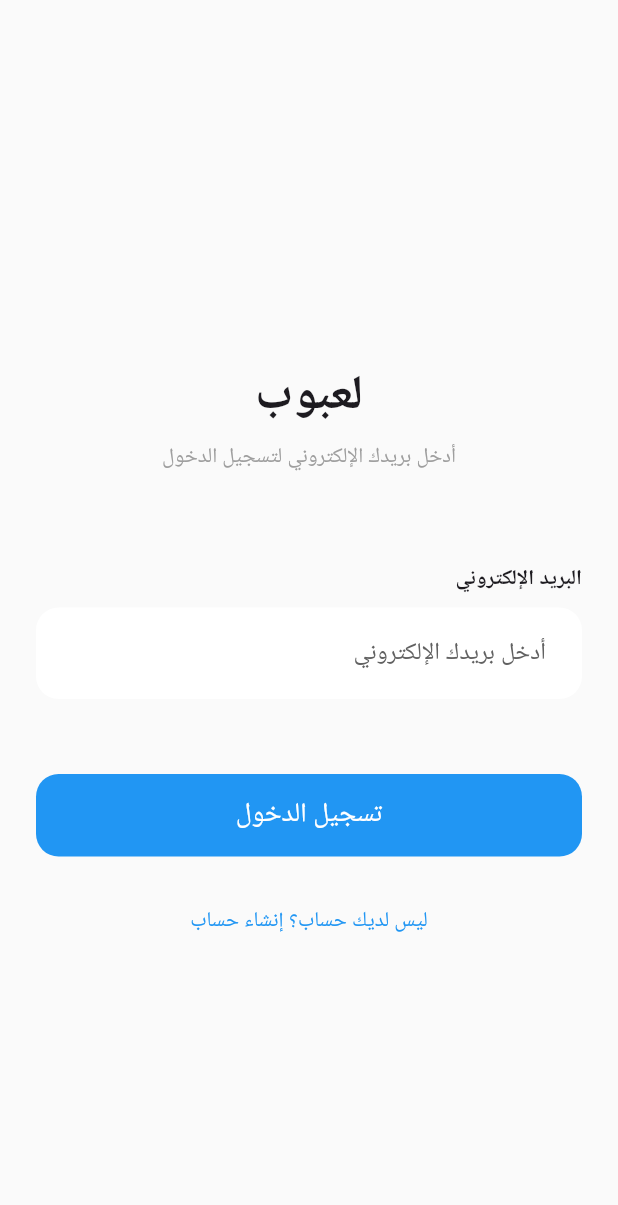
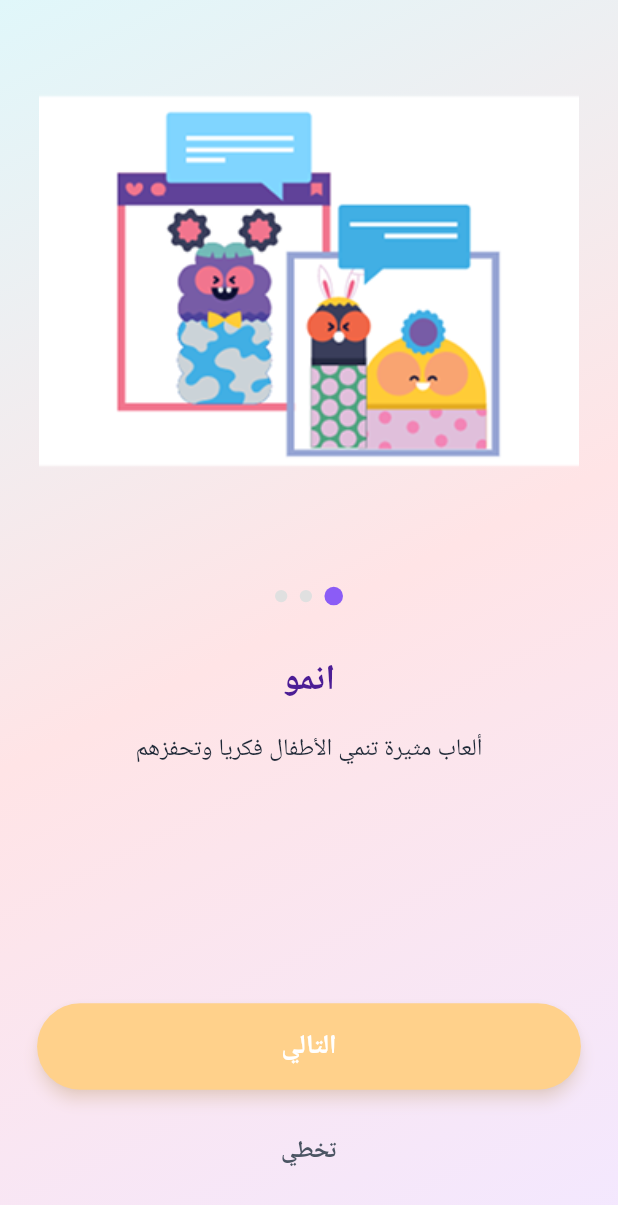
Before and after one commit to Saad0fi/la3bob, a Flutter app: the screen it shows after launch, on a phone screen of 412 x 824 dp. Shown: the top 1205 px of the screen. Run offline on Flutter 3.47's test engine with Material 3 defaults, Android fonts, the phone set to English and light mode, and no system bars; our stand-ins replace audioplayers, camera, dart_mappable, equatable, flutter_bloc, flutter_dotenv and 13 more; missing offline and left inert: babstrap_settings_screen_updated, google_mlkit_pose_detection, kiosk_mode, local_auth_android, pull_down_button; accounts and stored records are empty; generated files the repository leaves out were written again.

Commit message:
added the onboarding initially

```diff
--- /dev/null
+++ b/lib/features/onboarding/presentation/screens/onboarding_screen.dart
@@ -0,0 +1,207 @@
+import 'package:flutter/material.dart';
+import 'package:flutter_sizer/flutter_sizer.dart';
+import 'package:go_router/go_router.dart';
+import 'package:get_storage/get_storage.dart';
+import 'package:la3bob/core/comon/theme/app_color.dart';
+
+class OnboardingScreen extends StatefulWidget {
+  const OnboardingScreen({super.key});
+
+  @override
+  State<OnboardingScreen> createState() => _OnboardingScreenState();
+}
+
+class _OnboardingScreenState extends State<OnboardingScreen> {
+  final PageController _pageController = PageController();
+  int _currentPage = 0;
+
+  final List<OnboardingItem> _items = [
+    OnboardingItem(
+      image: 'assets/images/onboarding1.png',
+      title: 'انمو',
+      description: 'ألعاب مثيرة تنمي الأطفال فكريا وتحفزهم',
+    ),
+    OnboardingItem(
+      image: 'assets/images/onboarding2.png',
+      title: 'تحرك',
+      description: 'ألعاب تفاعلية حركية مرحة وجميلة مناسبة للأطفال',
+    ),
+    OnboardingItem(
+      image: 'assets/images/onboarding3.png',
+      title: 'تابع',
+      description: 'يمكن للأطفال متابعة المقاطع بكل امان ويسر وسهولة',
+    ),
+  ];
+
+  void _onNext() {
+    if (_currentPage < _items.length - 1) {
+      _pageController.nextPage(
+        duration: const Duration(milliseconds: 300),
+        curve: Curves.easeInOut,
+      );
+    } else {
+      _finishOnboarding();
+    }
+  }
+
+  void _finishOnboarding() {
+    // Save state
+    final box = GetStorage();
+    box.write('seen_onboarding', true);
+    // Navigate to Login
+    context.go('/login');
+  }
+
+  @override
+  Widget build(BuildContext context) {
+    return Scaffold(
+      body: Container(
+        decoration: const BoxDecoration(
+          gradient: LinearGradient(
+            colors: [
+              AppColors.backgroundStart,
+              AppColors.backgroundMiddle,
+              AppColors.backgroundEnd,
+            ],
+            begin: Alignment.bottomRight,
+            end: Alignment.topLeft,
+          ),
+        ),
+        child: SafeArea(
+          child: Column(
+            children: [
+              Expanded(
+                child: PageView.builder(
+                  controller: _pageController,
+                  onPageChanged: (index) {
+                    setState(() {
+                      _currentPage = index;
+                    });
+                  },
+                  itemCount: _items.length,
+                  itemBuilder: (context, index) {
+                    final item = _items[index];
+                    return Column(
+                      mainAxisAlignment: MainAxisAlignment.center,
+                      children: [
+                        // Image (Top)
+                        Expanded(
+                          // Use Flexible/Expanded to prevent overflow
+                          flex: 3,
+                          child: Padding(
+                            padding: EdgeInsets.all(4.w),
+                            child: Image.asset(item.image, fit: BoxFit.contain),
+                          ),
+                        ),
+                        SizedBox(height: 2.h),
+                        // Dots Indicator
+                        Row(
+                          mainAxisAlignment: MainAxisAlignment.center,
+                          children: List.generate(_items.length, (dotIndex) {
+                            return Container(
+                              margin: EdgeInsets.symmetric(horizontal: 1.w),
+                              width: _currentPage == dotIndex ? 3.w : 2.w,
+                              height: _currentPage == dotIndex ? 3.w : 2.w,
+                              decoration: BoxDecoration(
+                                shape: BoxShape.circle,
+                                color: _currentPage == dotIndex
+                                    ? const Color(
+                                        0xFF8B5CF6,
+                                      ) // Purple for active dot (matching mockup)
+                                    : Colors.grey.shade300,
+                              ),
+                            );
+                          }),
+                        ),
+                        SizedBox(height: 4.h),
+                        // Title
+                        Text(
+                          item.title,
+                          style: TextStyle(
+                            fontSize: 24.dp,
+                            fontWeight: FontWeight.bold,
+                            color: const Color(0xFF4C1D95), // Deep Purple Text
+                          ),
+                        ),
+                        SizedBox(height: 2.h),
+                        // Description
+                        Padding(
+                          padding: EdgeInsets.symmetric(horizontal: 8.w),
+                          child: Text(
+                            item.description,
+                            textAlign: TextAlign.center,
+                            style: TextStyle(
+                              fontSize: 16.dp,
+                              fontWeight: FontWeight.w500,
+                              color: AppColors.textPrimary,
+                            ),
+                          ),
+                        ),
+                        const Spacer(flex: 1),
+                      ],
+                    );
+                  },
+                ),
+              ),
+              // Buttons
+              Padding(
+                padding: EdgeInsets.symmetric(horizontal: 6.w, vertical: 4.h),
+                child: Column(
+                  children: [
+                    SizedBox(
+                      width: double.infinity,
+                      height: 7.h,
+                      child: ElevatedButton(
+                        onPressed: _onNext,
+                        style: ElevatedButton.styleFrom(
+                          backgroundColor: AppColors.primary,
+                          elevation: 4, // Shadow
+                          shadowColor: AppColors.primary.withValues(alpha: 0.5),
+                          shape: RoundedRectangleBorder(
+                            borderRadius: BorderRadius.circular(30),
+                          ),
+                        ),
+                        child: Text(
+                          'التالي',
+                          style: TextStyle(
+                            fontSize: 18.dp,
+                            fontWeight: FontWeight.bold,
+                            color: Colors.white,
+                          ),
+                        ),
+                      ),
+                    ),
+                    SizedBox(height: 2.h),
+                    TextButton(
+                      onPressed: _finishOnboarding,
+                      child: Text(
+                        'تخطي',
+                        style: TextStyle(
+                          fontSize: 16.dp,
+                          color: AppColors.textSecondary,
+                          fontWeight: FontWeight.w600,
+                        ),
+                      ),
+                    ),
+                  ],
+                ),
+              ),
+            ],
+          ),
+        ),
+      ),
+    );
+  }
+}
+
+class OnboardingItem {
+  final String image;
+  final String title;
+  final String description;
+
+  OnboardingItem({
+    required this.image,
+    required this.title,
+    required this.description,
+  });
+}
--- a/lib/features/splash_screen/presentation/pages/splash_screen.dart
+++ b/lib/features/splash_screen/presentation/pages/splash_screen.dart
@@ -1,6 +1,7 @@
 import 'package:flutter/material.dart';
 import 'package:flutter_bloc/flutter_bloc.dart';
 import 'package:go_router/go_router.dart';
+import 'package:get_storage/get_storage.dart';
 import 'package:la3bob/core/di/injection.dart';
 import 'package:la3bob/features/auth/presentation/bloc/auth_bloc/cubit/auth_cubit.dart';
 
@@ -20,8 +21,15 @@ class SplashScreen extends StatelessWidget {
             // المستخدم مسجل انتقل إلى الشاشة الرئيسية
             context.go('/tabs/videos');
           } else if (state is Unauthenticated) {
-            // المستخدم غير مسجل انتقل إلى شاشة تسجيل الدخول
-            context.go('/login');
+            // Check if seen onboarding
+            final box = getIt<GetStorage>();
+            final seenOnboarding = box.read<bool>('seen_onboarding') ?? false;
+
+            if (seenOnboarding) {
+              context.go('/login');
+            } else {
+              context.go('/onboarding');
+            }
           }
         },
         //  عرض CircularProgressIndicator بينما يتم التحقق
--- a/lib/router/app_router.dart
+++ b/lib/router/app_router.dart
@@ -12,6 +12,7 @@ import 'package:la3bob/features/games/presentation/pages/jump_page.dart';
 import 'package:la3bob/features/games/presentation/pages/simon_says_page.dart';
 import 'package:la3bob/features/games/presentation/pages/freeze_page.dart';
 import 'package:la3bob/features/navigation_bar/presentation/screens/navigation_bar.dart';
+import 'package:la3bob/features/onboarding/presentation/screens/onboarding_screen.dart';
 import 'package:la3bob/features/profiles/domain/entities/child_entity.dart';
 import 'package:la3bob/features/profiles/presentation/screens/add_child_screen.dart';
 import 'package:la3bob/features/profiles/presentation/screens/profile_screen.dart';
@@ -29,6 +30,10 @@ final GoRouter appRouter = GoRouter(
   initialLocation: '/splash',
   routes: [
     GoRoute(path: '/splash', builder: (context, state) => const SplashScreen()),
+    GoRoute(
+      path: '/onboarding',
+      builder: (context, state) => const OnboardingScreen(),
+    ),
     GoRoute(path: '/login', builder: (context, state) => const LoginScreen()),
     GoRoute(path: '/signup', builder: (context, state) => const SignupScreen()),
     GoRoute(
```
Also changed, not shown: assets/images/onboarding1.png (added), assets/images/onboarding2.png (added), assets/images/onboarding3.png (added).
